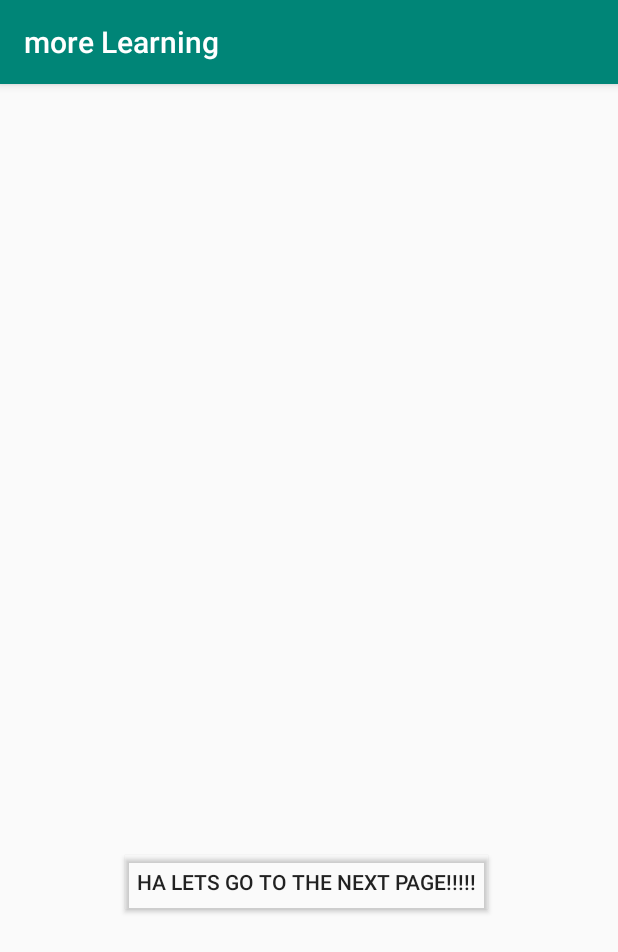
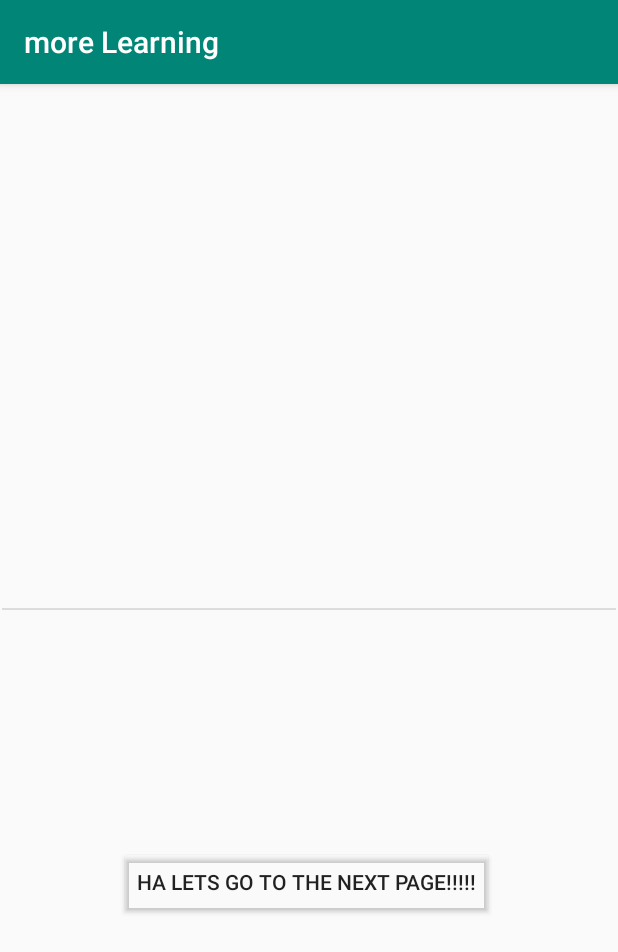
Before and after one commit to JZsam/Lawn-Guard, an Android app: the screen it shows after launch (MainActivity), on a phone screen of 412 x 824 dp. Shown: the top 952 px of the screen. Run offline under Robolectric (Android 15) with nearby library versions, the phone set to English and light mode, and no system bars.

Commit message:
fixed some stuff

```diff
--- a/moreLearning/app/src/main/res/layout/activity_main.xml
+++ b/moreLearning/app/src/main/res/layout/activity_main.xml
@@ -17,4 +17,14 @@
         app:layout_constraintStart_toStartOf="parent"
         app:layout_constraintTop_toTopOf="parent" />
 
+    <View
+        android:id="@+id/divider"
+        android:layout_width="409dp"
+        android:layout_height="1dp"
+        android:layout_marginStart="1dp"
+        android:layout_marginTop="349dp"
+        android:background="?android:attr/listDivider"
+        app:layout_constraintStart_toStartOf="parent"
+        app:layout_constraintTop_toTopOf="parent" />
+
 </androidx.constraintlayout.widget.ConstraintLayout>
```
